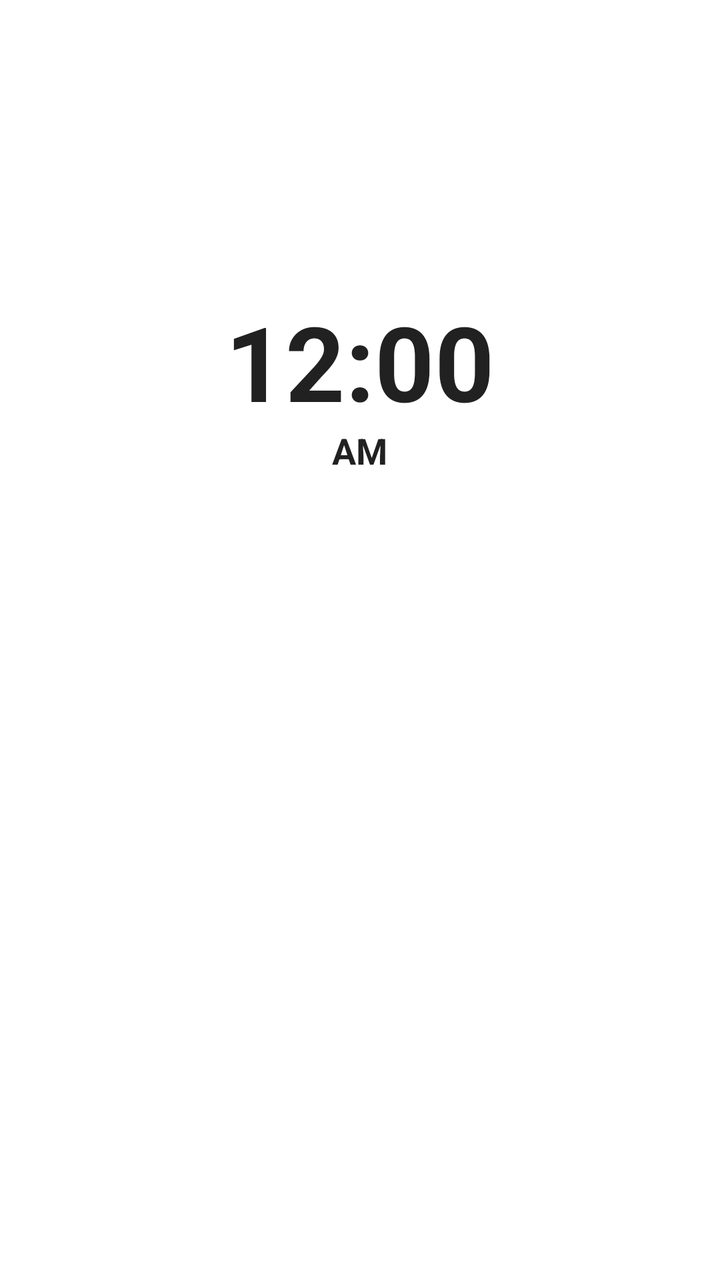
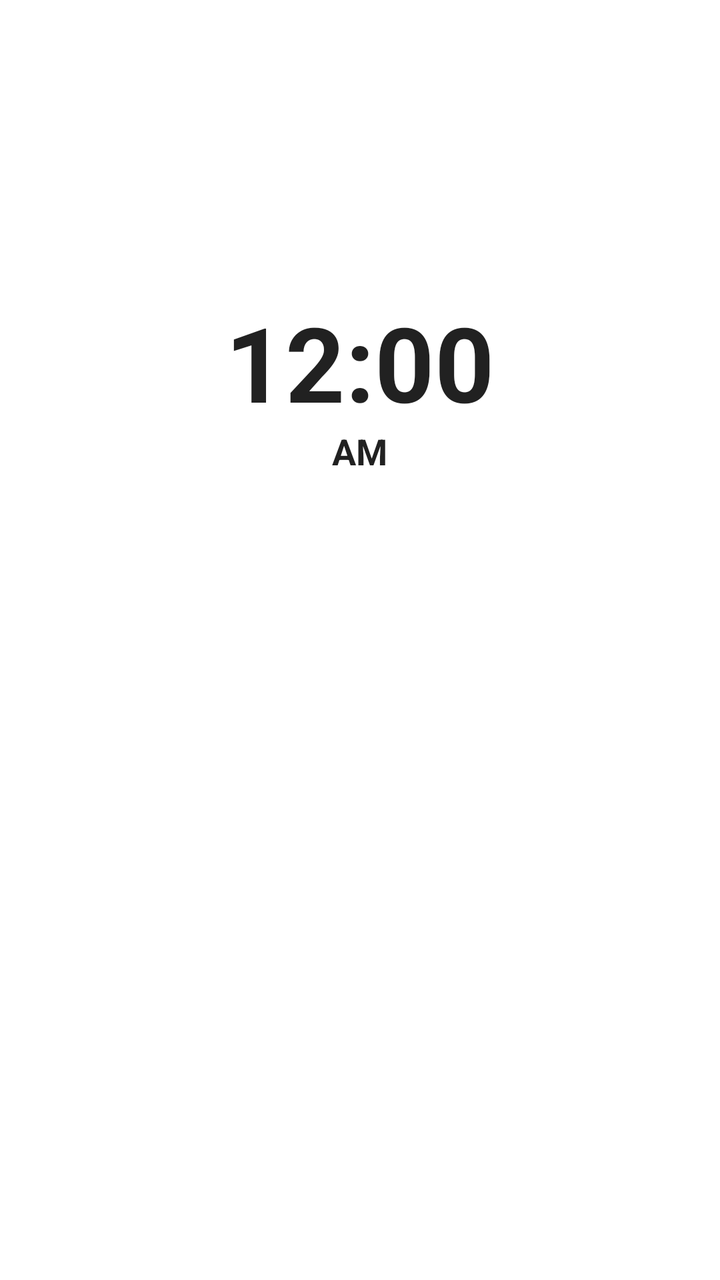

Before-and-after screenshots of an Android layout around one commit, followed by the original layout XML and the change that was made.
<!-- AndroidManifest.xml: application theme Theme.MaterialComponents.DayNight.NoActionBar -->
<!-- res/layout/widget_layout_4x4.xml -->
<?xml version="1.0" encoding="utf-8"?>
<FrameLayout xmlns:android="http://schemas.android.com/apk/res/android"
    android:id="@+id/widget_root"
    android:layout_width="match_parent"
    android:layout_height="match_parent">

    
    <ImageView
        android:id="@+id/widget_bg_image"
        android:layout_width="match_parent"
        android:layout_height="match_parent"
        android:scaleType="fitXY"
        android:contentDescription="Widget Background" />

    
    <LinearLayout
        android:layout_width="match_parent"
        android:layout_height="match_parent"
        android:orientation="vertical"
        android:paddingHorizontal="10dp"
        android:paddingVertical="8dp">

        
        <LinearLayout
            android:id="@+id/container_top_horizontal"
            android:layout_width="match_parent"
            android:layout_height="0dp"
            android:layout_weight="6"
            android:orientation="horizontal"
            android:gravity="bottom">

            
            <LinearLayout
                android:id="@+id/container_top_left"
                android:layout_width="0dp"
                android:layout_height="match_parent"
                android:layout_weight="1"
                android:orientation="vertical"
                android:gravity="bottom|start"
                android:paddingEnd="4dp"
                android:paddingBottom="2dp">

                <TextView
                    android:id="@+id/tv_widget_live_horai_left"
                    android:layout_width="match_parent"
                    android:layout_height="wrap_content"
                    android:gravity="start|bottom"
                    android:textSize="11sp"
                    android:textStyle="bold"
                    android:maxLines="3"
                    android:includeFontPadding="false"
                    android:visibility="gone" />
            </LinearLayout>

            
            <LinearLayout
                android:id="@+id/container_top_middle"
                android:layout_width="0dp"
                android:layout_height="match_parent"
                android:layout_weight="2"
                android:orientation="vertical"
                android:gravity="bottom|center_horizontal">

                <FrameLayout
                    android:id="@+id/container_clock_top"
                    android:layout_width="match_parent"
                    android:layout_height="0dp"
                    android:layout_weight="1"
                    android:layout_gravity="center">

                    <ImageView
                        android:id="@+id/iv_hybrid_dial_bg"
                        android:layout_width="match_parent"
                        android:layout_height="match_parent"
                        android:scaleType="fitCenter"
                        android:visibility="gone"
                        android:contentDescription="Analog Dial" />

                    <AnalogClock
                        android:id="@+id/analog_clock_view"
                        android:layout_width="match_parent"
                        android:layout_height="match_parent"
                        android:layout_gravity="center"
                        android:dial="@drawable/classic_clock_dial"
                        android:hand_hour="@drawable/classic_clock_hour"
                        android:hand_minute="@drawable/classic_clock_minute"
                        android:visibility="gone" />

                    <TextClock
                        android:id="@+id/tc_hybrid_top_digital"
                        android:layout_width="wrap_content"
                        android:layout_height="wrap_content"
                        android:layout_gravity="top|center_horizontal"
                        android:layout_marginTop="62dp"
                        android:format12Hour="h:mm"
                        android:format24Hour="HH:mm"
                        android:textColor="#00F5D4"
                        android:textSize="11sp"
                        android:textStyle="bold"
                        android:includeFontPadding="false"
                        android:visibility="gone" />

                    <ImageView
                        android:id="@+id/iv_digital_clock_bg"
                        android:layout_width="match_parent"
                        android:layout_height="match_parent"
                        android:layout_marginHorizontal="12dp"
                        android:layout_marginVertical="12dp"
                        android:scaleType="fitXY"
                        android:visibility="gone"
                        android:contentDescription="Neon Digital Pill" />

                    <LinearLayout
                        android:id="@+id/container_digital_clock"
                        android:layout_width="match_parent"
                        android:layout_height="match_parent"
                        android:orientation="vertical"
                        android:gravity="center"
                        android:visibility="visible">

                        <TextClock
                            android:id="@+id/tv_digital_clock"
                            android:layout_width="wrap_content"
                            android:layout_height="wrap_content"
                            android:format12Hour="h:mm"
                            android:format24Hour="HH:mm"
                            android:textSize="52sp"
                            android:textStyle="bold"
                            android:includeFontPadding="false" />

                        <TextClock
                            android:id="@+id/tv_digital_clock_ampm"
                            android:layout_width="wrap_content"
                            android:layout_height="wrap_content"
                            android:layout_marginTop="2dp"
                            android:format12Hour="a"
                            android:format24Hour=""
                            android:textSize="18sp"
                            android:textStyle="bold"
                            android:includeFontPadding="false" />
                    </LinearLayout>

                </FrameLayout>

                
                <LinearLayout
                    android:id="@+id/container_horai_gowri_times"
                    android:layout_width="match_parent"
                    android:layout_height="wrap_content"
                    android:orientation="horizontal"
                    android:gravity="center_vertical"
                    android:paddingTop="1dp">

                    <TextView
                        android:id="@+id/tv_widget_horai_gowri_time_left"
                        android:layout_width="0dp"
                        android:layout_height="wrap_content"
                        android:layout_weight="1"
                        android:gravity="start"
                        android:textSize="9.5sp"
                        android:textStyle="normal"
                        android:maxLines="1"
                        android:includeFontPadding="false"
                        android:visibility="gone" />

                    <TextView
                        android:id="@+id/tv_widget_horai_gowri_time_right"
                        android:layout_width="0dp"
                        android:layout_height="wrap_content"
                        android:layout_weight="1"
                        android:gravity="end"
                        android:textSize="9.5sp"
                        android:textStyle="normal"
                        android:maxLines="1"
                        android:includeFontPadding="false"
                        android:visibility="gone" />
                </LinearLayout>

                
                <TextView
                    android:id="@+id/tv_widget_horai_gowri_next"
                    android:layout_width="match_parent"
                    android:layout_height="wrap_content"
                    android:gravity="center"
                    android:paddingTop="1dp"
                    android:paddingBottom="2dp"
                    android:textSize="10sp"
                    android:textStyle="normal"
                    android:maxLines="1"
                    android:includeFontPadding="false"
                    android:visibility="gone" />

            </LinearLayout>

            
            <LinearLayout
                android:id="@+id/container_top_right"
                android:layout_width="0dp"
                android:layout_height="match_parent"
                android:layout_weight="1"
                android:orientation="vertical"
                android:gravity="bottom|end"
                android:paddingStart="4dp"
                android:paddingBottom="2dp">

                <TextView
                    android:id="@+id/tv_widget_live_gowri_right"
                    android:layout_width="match_parent"
                    android:layout_height="wrap_content"
                    android:gravity="end|bottom"
                    android:textSize="11sp"
                    android:textStyle="bold"
                    android:maxLines="3"
                    android:includeFontPadding="false"
                    android:visibility="gone" />
            </LinearLayout>

        </LinearLayout>

        
        <LinearLayout
            android:id="@+id/container_elements_bottom"
            android:layout_width="match_parent"
            android:layout_height="0dp"
            android:layout_weight="4"
            android:orientation="vertical"
            android:gravity="top|center_horizontal"
            android:paddingHorizontal="4dp">

            <TextView
                android:id="@+id/tv_widget_row1_fixed"
                android:layout_width="match_parent"
                android:layout_height="wrap_content"
                android:gravity="center"
                android:paddingVertical="2dp"
                android:textSize="13sp"
                android:textStyle="bold"
                android:maxLines="1"
                android:includeFontPadding="false" />

            <TextView
                android:id="@+id/tv_widget_row2_opt1"
                android:layout_width="match_parent"
                android:layout_height="wrap_content"
                android:gravity="center"
                android:paddingVertical="2dp"
                android:textSize="12sp"
                android:textStyle="normal"
                android:maxLines="1"
                android:includeFontPadding="false" />

            <TextView
                android:id="@+id/tv_widget_row3_opt2"
                android:layout_width="match_parent"
                android:layout_height="wrap_content"
                android:gravity="center"
                android:paddingVertical="2dp"
                android:textSize="12sp"
                android:textStyle="normal"
                android:maxLines="1"
                android:includeFontPadding="false" />

            <TextView
                android:id="@+id/tv_widget_row4_opt3"
                android:layout_width="match_parent"
                android:layout_height="wrap_content"
                android:gravity="center"
                android:paddingVertical="2dp"
                android:textSize="12sp"
                android:textStyle="normal"
                android:maxLines="1"
                android:includeFontPadding="false" />

        </LinearLayout>

    </LinearLayout>

</FrameLayout>
<!-- resources referenced by this layout -->
<resources>
  <!-- drawable classic_clock_dial: vector/xml drawable (drawable, 3664 chars, omitted) -->
  <!-- drawable classic_clock_hour (drawable) -->
  <?xml version="1.0" encoding="utf-8"?>
  <vector xmlns:android="http://schemas.android.com/apk/res/android"
      android:width="200dp"
      android:height="200dp"
      android:viewportWidth="200"
      android:viewportHeight="200">
  
      
      <path
          android:fillColor="#EBEBEB"
          android:pathData="M 100,48 L 94.5,96 L 100,108 Z" />
  
      
      <path
          android:fillColor="#B8B8B8"
          android:pathData="M 100,48 L 105.5,96 L 100,108 Z" />
  
      
      <path
          android:fillColor="#D8D8D8"
          android:strokeColor="#7A7A7A"
          android:strokeWidth="0.8"
          android:pathData="M 100,100 m -4,0 a 4,4 0 1,0 8,0 a 4,4 0 1,0 -8,0" />
      <path
          android:fillColor="#444444"
          android:pathData="M 100,100 m -1.5,0 a 1.5,1.5 0 1,0 3,0 a 1.5,1.5 0 1,0 -3,0" />
  </vector>
  <!-- drawable classic_clock_minute (drawable) -->
  <?xml version="1.0" encoding="utf-8"?>
  <vector xmlns:android="http://schemas.android.com/apk/res/android"
      android:width="200dp"
      android:height="200dp"
      android:viewportWidth="200"
      android:viewportHeight="200">
  
      
      <path
          android:fillColor="#FFFFFF"
          android:pathData="M 100,28 L 95.5,96 L 100,112 Z" />
  
      
      <path
          android:fillColor="#CCCCCC"
          android:pathData="M 100,28 L 104.5,96 L 100,112 Z" />
  
      
      <path
          android:fillColor="#ECECEC"
          android:strokeColor="#8E8E8E"
          android:strokeWidth="0.8"
          android:pathData="M 100,100 m -4.5,0 a 4.5,4.5 0 1,0 9,0 a 4.5,4.5 0 1,0 -9,0" />
      <path
          android:fillColor="#222222"
          android:pathData="M 100,100 m -1.5,0 a 1.5,1.5 0 1,0 3,0 a 1.5,1.5 0 1,0 -3,0" />
  </vector>
</resources>

<!-- the commit's change to res/layout/widget_layout_4x4.xml (unified diff, before → after) -->
@@ -38,159 +38,113 @@
                 android:orientation="vertical"
                 android:gravity="bottom|start"
                 android:paddingEnd="4dp"
-                android:paddingBottom="2dp">
+                android:paddingBottom="4dp">
+
+                <TextView
+                    android:id="@+id/tv_widget_live_horai_time_left"
+                    android:layout_width="match_parent"
+                    android:layout_height="wrap_content"
+                    android:gravity="start"
+                    android:textSize="9sp"
+                    android:textStyle="normal"
+                    android:maxLines="1"
+                    android:includeFontPadding="false"
+                    android:visibility="gone" />
 
                 <TextView
                     android:id="@+id/tv_widget_live_horai_left"
                     android:layout_width="match_parent"
                     android:layout_height="wrap_content"
-                    android:gravity="start|bottom"
-                    android:textSize="11sp"
-                    android:textStyle="bold"
-                    android:maxLines="3"
+                    android:layout_marginTop="1dp"
+                    android:gravity="start"
+                    android:textSize="13sp"
+                    android:textStyle="bold"
+                    android:maxLines="2"
                     android:includeFontPadding="false"
                     android:visibility="gone" />
             </LinearLayout>
 
             
-            <LinearLayout
-                android:id="@+id/container_top_middle"
+            <FrameLayout
+                android:id="@+id/container_clock_top"
                 android:layout_width="0dp"
                 android:layout_height="match_parent"
                 android:layout_weight="2"
-                android:orientation="vertical"
-                android:gravity="bottom|center_horizontal">
-
-                <FrameLayout
-                    android:id="@+id/container_clock_top"
-                    android:layout_width="match_parent"
-                    android:layout_height="0dp"
-                    android:layout_weight="1"
-                    android:layout_gravity="center">
-
-                    <ImageView
-                        android:id="@+id/iv_hybrid_dial_bg"
-                        android:layout_width="match_parent"
-                        android:layout_height="match_parent"
-                        android:scaleType="fitCenter"
-                        android:visibility="gone"
-                        android:contentDescription="Analog Dial" />
-
-                    <AnalogClock
-                        android:id="@+id/analog_clock_view"
-                        android:layout_width="match_parent"
-                        android:layout_height="match_parent"
-                        android:layout_gravity="center"
-                        android:dial="@drawable/classic_clock_dial"
-                        android:hand_hour="@drawable/classic_clock_hour"
-                        android:hand_minute="@drawable/classic_clock_minute"
-                        android:visibility="gone" />
+                android:layout_gravity="center">
+
+                <ImageView
+                    android:id="@+id/iv_hybrid_dial_bg"
+                    android:layout_width="match_parent"
+                    android:layout_height="match_parent"
+                    android:scaleType="fitCenter"
+                    android:visibility="gone"
+                    android:contentDescription="Analog Dial" />
+
+                <AnalogClock
+                    android:id="@+id/analog_clock_view"
+                    android:layout_width="match_parent"
+                    android:layout_height="match_parent"
+                    android:layout_gravity="center"
+                    android:dial="@drawable/classic_clock_dial"
+                    android:hand_hour="@drawable/classic_clock_hour"
+                    android:hand_minute="@drawable/classic_clock_minute"
+                    android:visibility="gone" />
+
+                <TextClock
+                    android:id="@+id/tc_hybrid_top_digital"
+                    android:layout_width="wrap_content"
+                    android:layout_height="wrap_content"
+                    android:layout_gravity="top|center_horizontal"
+                    android:layout_marginTop="56dp"
+                    android:format12Hour="h:mm"
+                    android:format24Hour="HH:mm"
+                    android:textColor="#00F5D4"
+                    android:textSize="11sp"
+                    android:textStyle="bold"
+                    android:includeFontPadding="false"
+                    android:visibility="gone" />
+
+                <ImageView
+                    android:id="@+id/iv_digital_clock_bg"
+                    android:layout_width="match_parent"
+                    android:layout_height="match_parent"
+                    android:layout_marginHorizontal="12dp"
+                    android:layout_marginVertical="12dp"
+                    android:scaleType="fitXY"
+                    android:visibility="gone"
+                    android:contentDescription="Neon Digital Pill" />
+
+                <LinearLayout
+                    android:id="@+id/container_digital_clock"
+                    android:layout_width="match_parent"
+                    android:layout_height="match_parent"
+                    android:orientation="vertical"
+                    android:gravity="center"
+                    android:visibility="visible">
 
                     <TextClock
-                        android:id="@+id/tc_hybrid_top_digital"
+                        android:id="@+id/tv_digital_clock"
                         android:layout_width="wrap_content"
                         android:layout_height="wrap_content"
-                        android:layout_gravity="top|center_horizontal"
-                        android:layout_marginTop="62dp"
                         android:format12Hour="h:mm"
                         android:format24Hour="HH:mm"
-                        android:textColor="#00F5D4"
-                        android:textSize="11sp"
+                        android:textSize="52sp"
                         android:textStyle="bold"
-                        android:includeFontPadding="false"
-                        android:visibility="gone" />
-
-                    <ImageView
-                        android:id="@+id/iv_digital_clock_bg"
-                        android:layout_width="match_parent"
-                        android:layout_height="match_parent"
-                        android:layout_marginHorizontal="12dp"
-                        android:layout_marginVertical="12dp"
-                        android:scaleType="fitXY"
-                        android:visibility="gone"
-                        android:contentDescription="Neon Digital Pill" />
-
-                    <LinearLayout
-                        android:id="@+id/container_digital_clock"
-                        android:layout_width="match_parent"
-                        android:layout_height="match_parent"
-                        android:orientation="vertical"
-                        android:gravity="center"
-                        android:visibility="visible">
-
-                        <TextClock
-                            android:id="@+id/tv_digital_clock"
-                            android:layout_width="wrap_content"
-                            android:layout_height="wrap_content"
-                            android:format12Hour="h:mm"
-                            android:format24Hour="HH:mm"
-                            android:textSize="52sp"
-                            android:textStyle="bold"
-                            android:includeFontPadding="false" />
-
-                        <TextClock
-                            android:id="@+id/tv_digital_clock_ampm"
-                            android:layout_width="wrap_content"
-                            android:layout_height="wrap_content"
-                            android:layout_marginTop="2dp"
-                            android:format12Hour="a"
-                            android:format24Hour=""
-                            android:textSize="18sp"
-                            android:textStyle="bold"
-                            android:includeFontPadding="false" />
-                    </LinearLayout>
-
-                </FrameLayout>
-
-                
-                <LinearLayout
-                    android:id="@+id/container_horai_gowri_times"
-                    android:layout_width="match_parent"
-                    android:layout_height="wrap_content"
-                    android:orientation="horizontal"
-                    android:gravity="center_vertical"
-                    android:paddingTop="1dp">
-
-                    <TextView
-                        android:id="@+id/tv_widget_horai_gowri_time_left"
-                        android:layout_width="0dp"
+                        android:includeFontPadding="false" />
+
+                    <TextClock
+                        android:id="@+id/tv_digital_clock_ampm"
+                        android:layout_width="wrap_content"
                         android:layout_height="wrap_content"
-                        android:layout_weight="1"
-                        android:gravity="start"
-                        android:textSize="9.5sp"
-                        android:textStyle="normal"
-                        android:maxLines="1"
-                        android:includeFontPadding="false"
-                        android:visibility="gone" />
-
-                    <TextView
-                        android:id="@+id/tv_widget_horai_gowri_time_right"
-                        android:layout_width="0dp"
-                        android:layout_height="wrap_content"
-                        android:layout_weight="1"
-                        android:gravity="end"
-                        android:textSize="9.5sp"
-                        android:textStyle="normal"
-                        android:maxLines="1"
-                        android:includeFontPadding="false"
-                        android:visibility="gone" />
+                        android:layout_marginTop="2dp"
+                        android:format12Hour="a"
+                        android:format24Hour=""
+                        android:textSize="18sp"
+                        android:textStyle="bold"
+                        android:includeFontPadding="false" />
                 </LinearLayout>
 
-                
-                <TextView
-                    android:id="@+id/tv_widget_horai_gowri_next"
-                    android:layout_width="match_parent"
-                    android:layout_height="wrap_content"
-                    android:gravity="center"
-                    android:paddingTop="1dp"
-                    android:paddingBottom="2dp"
-                    android:textSize="10sp"
-                    android:textStyle="normal"
-                    android:maxLines="1"
-                    android:includeFontPadding="false"
-                    android:visibility="gone" />
-
-            </LinearLayout>
+            </FrameLayout>
 
             
             <LinearLayout
@@ -201,16 +155,28 @@
                 android:orientation="vertical"
                 android:gravity="bottom|end"
                 android:paddingStart="4dp"
-                android:paddingBottom="2dp">
+                android:paddingBottom="4dp">
+
+                <TextView
+                    android:id="@+id/tv_widget_live_gowri_time_right"
+                    android:layout_width="match_parent"
+                    android:layout_height="wrap_content"
+                    android:gravity="end"
+                    android:textSize="9sp"
+                    android:textStyle="normal"
+                    android:maxLines="1"
+                    android:includeFontPadding="false"
+                    android:visibility="gone" />
 
                 <TextView
                     android:id="@+id/tv_widget_live_gowri_right"
                     android:layout_width="match_parent"
                     android:layout_height="wrap_content"
-                    android:gravity="end|bottom"
-                    android:textSize="11sp"
-                    android:textStyle="bold"
-                    android:maxLines="3"
+                    android:layout_marginTop="1dp"
+                    android:gravity="end"
+                    android:textSize="13sp"
+                    android:textStyle="bold"
+                    android:maxLines="2"
                     android:includeFontPadding="false"
                     android:visibility="gone" />
             </LinearLayout>
@@ -227,49 +193,74 @@
             android:gravity="top|center_horizontal"
             android:paddingHorizontal="4dp">
 
+            
             <TextView
-                android:id="@+id/tv_widget_row1_fixed"
+                android:id="@+id/tv_widget_horai_gowri_next"
                 android:layout_width="match_parent"
                 android:layout_height="wrap_content"
-                android:gravity="center"
-                android:paddingVertical="2dp"
-                android:textSize="13sp"
-                android:textStyle="bold"
-                android:maxLines="1"
-                android:includeFontPadding="false" />
-
-            <TextView
-                android:id="@+id/tv_widget_row2_opt1"
-                android:layout_width="match_parent"
-                android:layout_height="wrap_content"
-                android:gravity="center"
-                android:paddingVertical="2dp"
-                android:textSize="12sp"
+                android:gravity="top|fill_horizontal"
+                android:paddingTop="1dp"
+                android:paddingBottom="3dp"
+                android:textSize="10sp"
                 android:textStyle="normal"
                 android:maxLines="1"
-                android:includeFontPadding="false" />
-
-            <TextView
-                android:id="@+id/tv_widget_row3_opt2"
+                android:includeFontPadding="false"
+                android:visibility="gone" />
+
+            
+            <LinearLayout
+                android:id="@+id/container_bottom_stacked_centre"
                 android:layout_width="match_parent"
-                android:layout_height="wrap_content"
-                android:gravity="center"
-                android:paddingVertical="2dp"
-                android:textSize="12sp"
-                android:textStyle="normal"
-                android:maxLines="1"
-                android:includeFontPadding="false" />
-
-            <TextView
-                android:id="@+id/tv_widget_row4_opt3"
-                android:layout_width="match_parent"
-                android:layout_height="wrap_content"
-                android:gravity="center"
-                android:paddingVertical="2dp"
-                android:textSize="12sp"
-                android:textStyle="normal"
-                android:maxLines="1"
-                android:includeFontPadding="false" />
+                android:layout_height="0dp"
+                android:layout_weight="1"
+                android:orientation="vertical"
+                android:gravity="bottom|center_horizontal">
+
+                <TextView
+                    android:id="@+id/tv_widget_row1_fixed"
+                    android:layout_width="match_parent"
+                    android:layout_height="wrap_content"
+                    android:gravity="center"
+                    android:paddingVertical="2dp"
+                    android:textSize="13sp"
+                    android:textStyle="bold"
+                    android:maxLines="1"
+                    android:includeFontPadding="false" />
+
+                <TextView
+                    android:id="@+id/tv_widget_row2_opt1"
+                    android:layout_width="match_parent"
+                    android:layout_height="wrap_content"
+                    android:gravity="center"
+                    android:paddingVertical="2dp"
+                    android:textSize="12sp"
+                    android:textStyle="normal"
+                    android:maxLines="1"
+                    android:includeFontPadding="false" />
+
+                <TextView
+                    android:id="@+id/tv_widget_row3_opt2"
+                    android:layout_width="match_parent"
+                    android:layout_height="wrap_content"
+                    android:gravity="center"
+                    android:paddingVertical="2dp"
+                    android:textSize="12sp"
+                    android:textStyle="normal"
+                    android:maxLines="1"
+                    android:includeFontPadding="false" />
+
+                <TextView
+                    android:id="@+id/tv_widget_row4_opt3"
+                    android:layout_width="match_parent"
+                    android:layout_height="wrap_content"
+                    android:gravity="center"
+                    android:paddingVertical="2dp"
+                    android:textSize="12sp"
+                    android:textStyle="normal"
+                    android:maxLines="1"
+                    android:includeFontPadding="false" />
+
+            </LinearLayout>
 
         </LinearLayout>
 
